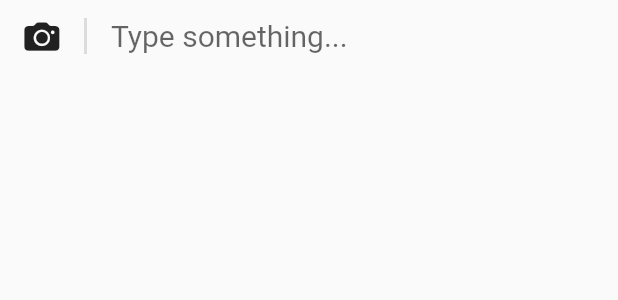
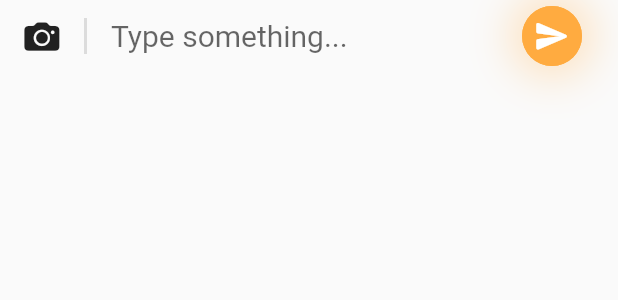
Before and after one commit to izack8/nanyang_marche, a Flutter app: the _ActionBar widget shown alone on an empty page, opened directly, on a phone screen of 412 x 824 dp. Shown: the top 300 px of the screen. Run offline on Flutter 3.47's test engine with Material 2 defaults, Android fonts, the light colour scheme and no system bars; our stand-ins replace badges, cached_network_image, carousel_slider, cloud_firestore, curved_navigation_bar, faker and 7 more; missing offline and left inert: chatview, firebase_in_app_messaging; accounts and stored records are empty; network calls fail; project files that could hold a hidden picture were left out.

Commit message:
minor tweaks to chat screen

```diff
--- a/lib/pages/chats/chat_screen.dart
+++ b/lib/pages/chats/chat_screen.dart
@@ -2,6 +2,7 @@ import 'package:nanyang_marche/models/models.dart';
 import 'package:nanyang_marche/models/theme2.dart';
 import 'package:nanyang_marche/widgets/icon_buttons.dart';
 import 'package:nanyang_marche/widgets/widgets.dart';
+import 'package:nanyang_marche/widgets/GlowingSendButton.dart';
 import 'package:flutter/cupertino.dart';
 import 'package:flutter/material.dart';
 
@@ -337,8 +338,25 @@ class _ActionBar extends StatelessWidget {
               ),
             ),
           ),
+          const Padding(
+            padding: const EdgeInsets.only(
+              left: 12,
+              right: 24.0,
+            ),
+            child: GlowingSendButton(
+              color: AppColors.secondary,
+              icon: Icons.send_rounded,
+              onPressed: emptyfunction,
+            ),
+          ),
         ],
       ),
     );
   }
 }
+
+void emptyfunction() {
+  final A = [];
+  bool b = false;
+  b ? A.add(1) : () => {};
+}
--- /dev/null
+++ b/lib/widgets/GlowingSendButton.dart
@@ -0,0 +1,53 @@
+import 'package:nanyang_marche/models/theme2.dart';
+import 'package:flutter/material.dart';
+import 'package:nanyang_marche/models/theme2.dart';
+
+class GlowingSendButton extends StatelessWidget {
+  const GlowingSendButton({
+    Key? key,
+    required this.color,
+    required this.icon,
+    this.size = 40,
+    required this.onPressed,
+  }) : super(key: key);
+
+  final Color color;
+  final IconData icon;
+  final double size;
+  final VoidCallback onPressed;
+
+  @override
+  Widget build(BuildContext context) {
+    return Container(
+      decoration: BoxDecoration(
+        color: color,
+        shape: BoxShape.circle,
+        boxShadow: [
+          BoxShadow(
+            color: color.withOpacity(0.3),
+            spreadRadius: 8,
+            blurRadius: 24,
+          ),
+        ],
+      ),
+      child: ClipOval(
+        child: Material(
+          color: color,
+          child: InkWell(
+            splashColor: AppColors.cardLight,
+            onTap: onPressed,
+            child: SizedBox(
+              width: size,
+              height: size,
+              child: Icon(
+                icon,
+                size: 25,
+                color: Colors.white,
+              ),
+            ),
+          ),
+        ),
+      ),
+    );
+  }
+}
```
Also changed, not shown: lib/pages/homePage.dart (+15 -31 lines), lib/pages/uploadPage.dart (+10 -2 lines).
